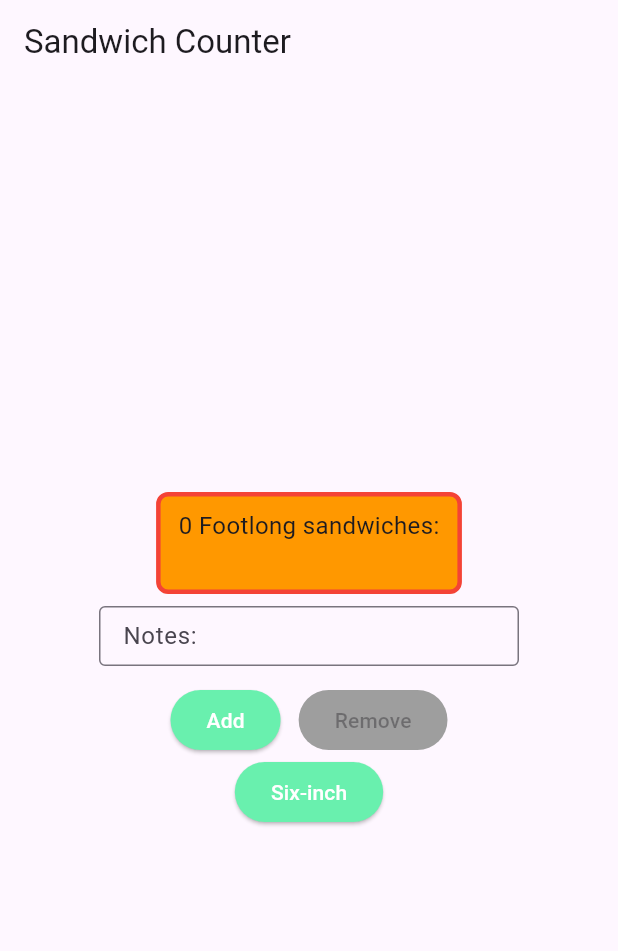
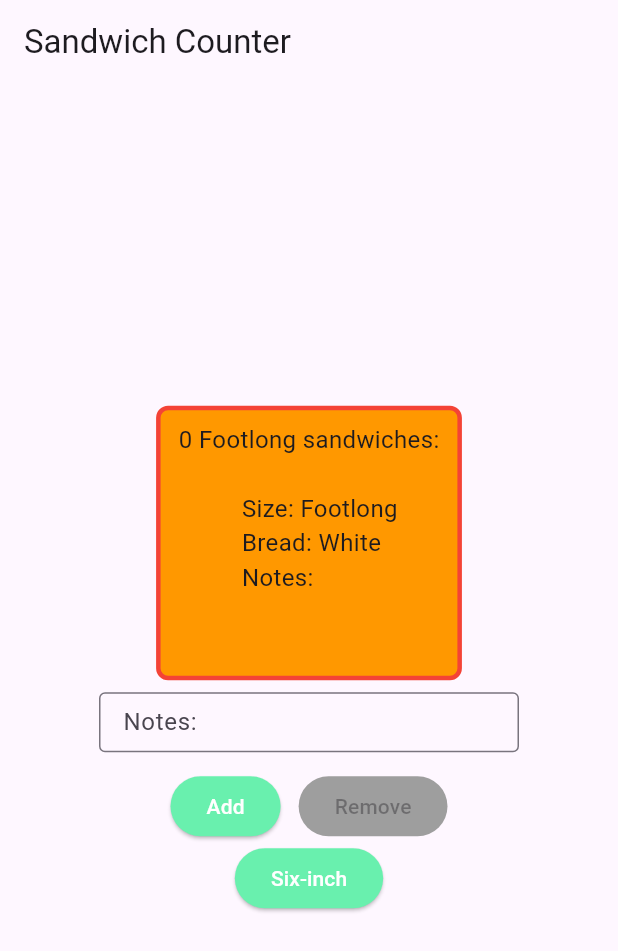
Before and after one commit to WilliamSpender/hello_flutter, a Flutter app: the screen it shows after launch, on a phone screen of 412 x 824 dp. Shown: the top 951 px of the screen. Run offline on Flutter 3.47's test engine with Material 3 defaults, Android fonts, the phone set to English and light mode, and no system bars.

Commit message:
Displayed sandwich size and bread type

```diff
--- a/lib/main.dart
+++ b/lib/main.dart
@@ -54,6 +54,8 @@ class _OrderScreenState extends State<OrderScreen> {
             buildSandwichContainer(
               _quantity,
               'Footlong',
+                _selectedSize,
+                _selectedBread,
                 _notes.join('\n')
             ),
             const SizedBox(height: 8),
@@ -154,7 +156,7 @@ class _OrderScreenState extends State<OrderScreen> {
     }
   }
 
-  Container buildSandwichContainer(int quantity, String itemType, String note) {
+  Container buildSandwichContainer(int quantity, String itemType, SandwichSize sandwichSize, BreadType breadType, String note) {
     return Container(
       decoration: BoxDecoration(
         color: Colors.orange,
@@ -163,7 +165,7 @@ class _OrderScreenState extends State<OrderScreen> {
       ),
       padding: const EdgeInsets.symmetric(horizontal: 12, vertical: 8),
       // No fixed height so the container grows with the text
-      child: OrderItemDisplay(quantity, itemType, note: note),
+      child: OrderItemDisplay(quantity, itemType, sandwichSize, breadType, note: note),
     );
   }
 }
@@ -172,8 +174,10 @@ class OrderItemDisplay extends StatelessWidget {
   final String itemType;
   final int quantity;
   final String note;
+  final SandwichSize size;
+  final BreadType bread;
 
-  const OrderItemDisplay(this.quantity, this.itemType,
+  const OrderItemDisplay(this.quantity, this.itemType, this.size, this.bread,
       {this.note = '', super.key});
 
   String get suffix => quantity == 1 ? '' : 'es';
@@ -182,8 +186,14 @@ class OrderItemDisplay extends StatelessWidget {
   Widget build(BuildContext context) {
     final noteLine = note.trim().isEmpty ? '' : '\n$note';
     return Text(
-      '$quantity $itemType sandwich$suffix:${noteLine.isEmpty ? '' : noteLine}\n${'🥪' * quantity}',
-      style: const TextStyle(fontSize: 16),
+      '''$quantity $itemType sandwich$suffix:
+          ${'🥪' * quantity}
+          Size: ${size.label}
+          Bread: ${bread.label}
+          Notes:
+          ${noteLine.isEmpty ? '' : noteLine}
+          ''',
+          style: const TextStyle(fontSize: 16),
     );
   }
 }
```
